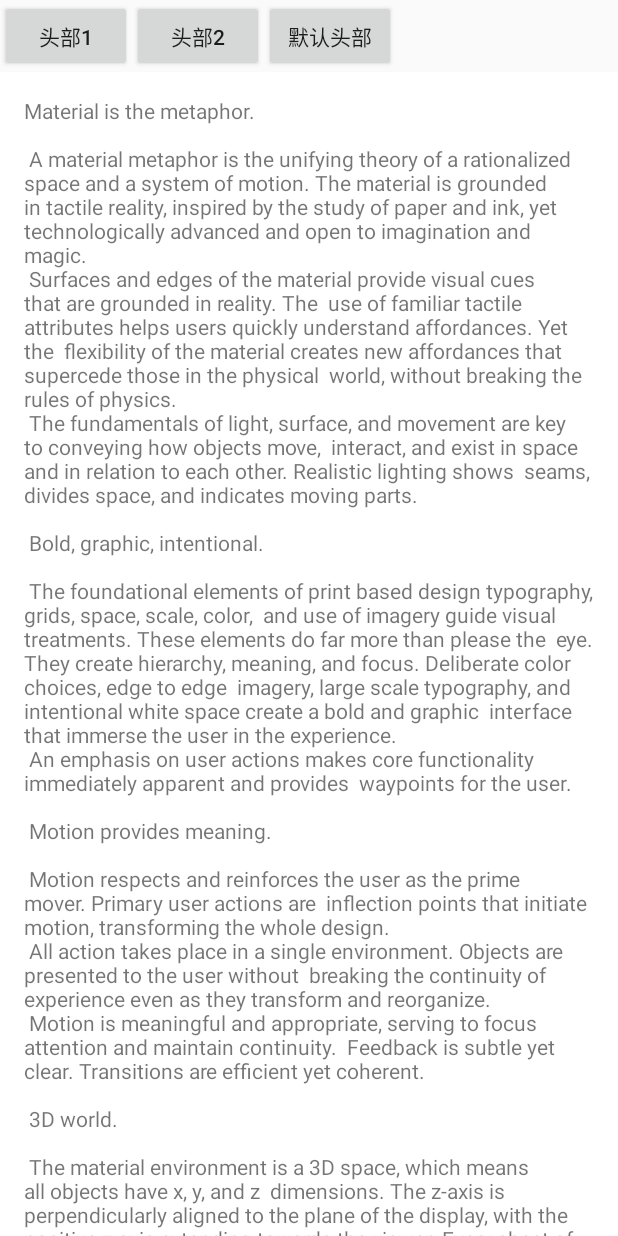
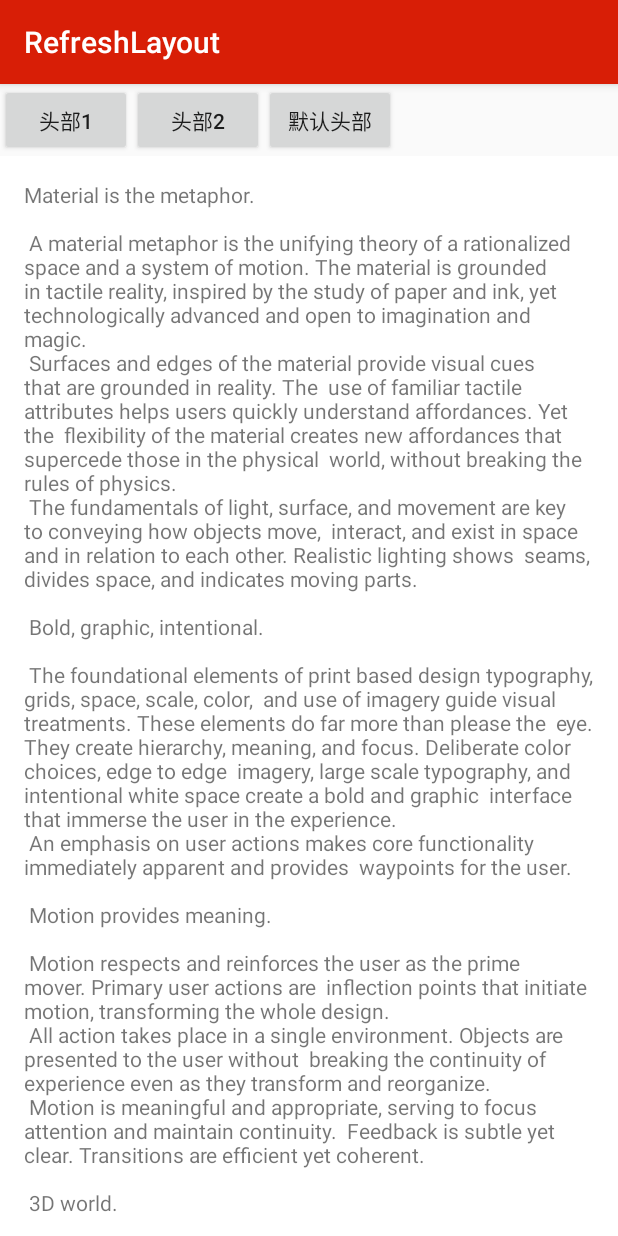
Before and after one commit to HirayClay/RefreshLayout, an Android app: the CustomHeaderActivity screen opened directly, with no data from a screen before it, on a phone screen of 412 x 824 dp. Run offline under Robolectric (Android 15) with nearby library versions, the phone set to English and light mode, and no system bars.

Commit message:
no more piece-wise func

```diff
--- a/app/src/main/java/com/ptr/custom/CustomCircleHeader.kt
+++ b/app/src/main/java/com/ptr/custom/CustomCircleHeader.kt
@@ -30,7 +30,7 @@ class CustomCircleHeader : View, PtrHandler {
     private var degree: Float = 0f
 
     constructor(context: Context, attrs: AttributeSet?, defStyleAttr: Int) : super(context, attrs, defStyleAttr) {
-        //这个环形箭头图片有一些问题。这个环形箭头是CircleImageView的一个内部类，是可以代码画出来的，可以去SwipeRefreshLayout代码里面找一下
+        //这个环形箭头图片有一些问题。环形箭头是CircleImageView的一个内部类，是可以代码画出来的，可以去SwipeRefreshLayout代码里面找一下
         circleIcon = BitmapFactory.decodeResource(context.resources, R.mipmap.loading_circle)
     }
 
--- a/app/src/main/res/layout/activity_custom_header.xml
+++ b/app/src/main/res/layout/activity_custom_header.xml
@@ -46,7 +46,7 @@
             android:layout_height="match_parent"
             app:targetId="@+id/wrapper">
 
-            <android.support.v4.widget.NestedScrollView
+            <com.refresh.SafeNestedScrollView
                 android:id="@+id/wrapper"
                 android:layout_width="match_parent"
                 android:layout_height="wrap_content"
@@ -58,7 +58,7 @@
                     android:layout_height="wrap_content"
                     android:layout_margin="16dp"
                     android:text="@string/large_text" />
-            </android.support.v4.widget.NestedScrollView>
+            </com.refresh.SafeNestedScrollView>
 
 
         </com.refresh.RefreshLayout>
--- a/app/src/main/res/values/colors.xml
+++ b/app/src/main/res/values/colors.xml
@@ -1,7 +1,7 @@
 <?xml version="1.0" encoding="utf-8"?>
 <resources>
-    <color name="colorPrimary">#3F51B5</color>
-    <color name="colorPrimaryDark">#303F9F</color>
+    <color name="colorPrimary">#D81E06</color>
+    <color name="colorPrimaryDark">#c41903</color>
     <color name="colorAccent">#FF4081</color>
     <color name="scrim_color">#fcf6f6</color>
 </resources>
--- a/app/src/main/res/values/styles.xml
+++ b/app/src/main/res/values/styles.xml
@@ -1,7 +1,7 @@
 <resources>
 
     <!-- Base application theme. -->
-    <style name="AppTheme" parent="Theme.AppCompat.Light.NoActionBar">
+    <style name="AppTheme" parent="Theme.AppCompat.Light.DarkActionBar">
         <!-- Customize your theme here. -->
         <item name="colorPrimary">@color/colorPrimary</item>
         <item name="colorPrimaryDark">@color/colorPrimaryDark</item>
--- a/build.gradle
+++ b/build.gradle
@@ -2,6 +2,7 @@
 
 buildscript {
     ext.kotlin_version = '1.1.4-3'
+
     repositories {
         jcenter()
     }
--- a/refreshlayout/src/main/java/com/refresh/PtrHandler.kt
+++ b/refreshlayout/src/main/java/com/refresh/PtrHandler.kt
@@ -31,7 +31,7 @@ interface PtrHandler {
      */
     fun onLoading(refreshView: RefreshLayout, ptr: View)
 
-
+//    fun onLoadingComplete(refreshView: RefreshLayout,ptr: View)
     /**
      * the offset ptr was pulling over,range from 0f(ptr is fully hidden) to n( when n =1f ,ptr is fully revealed)
      *  ratio is large than 1f indicates ptr is over pulled down or pulled up
--- a/refreshlayout/src/main/java/com/refresh/PtrHandlerAdapter.kt
+++ b/refreshlayout/src/main/java/com/refresh/PtrHandlerAdapter.kt
@@ -7,9 +7,7 @@ import android.view.View
  *@author CJJ
  */
 class PtrHandlerAdapter : PtrHandler {
-    override fun getView(): View {
-        return null!!
-    }
+    override fun getView(): View = null!!
 
     override fun onOffsetChange(ratio: Float) {
         /*empty*/
```
Also changed, not shown: refreshlayout/src/main/java/com/refresh/RefreshLayout.kt (+41 -60 lines), app/src/main/res/mipmap-hdpi/arrow.png (deleted), app/src/main/res/mipmap-xhdpi/arrow.png (deleted), app/src/main/res/mipmap-xxhdpi/arrow.png (deleted), app/src/main/res/mipmap-xxxhdpi/arrow.png (deleted), refreshlayout/src/main/res/mipmap-hdpi/arrow.png, refreshlayout/src/main/res/mipmap-xhdpi/arrow.png, refreshlayout/src/main/res/mipmap-xxhdpi/arrow.png, refreshlayout/src/main/res/mipmap-xxxhdpi/arrow.png, 1 other file.
